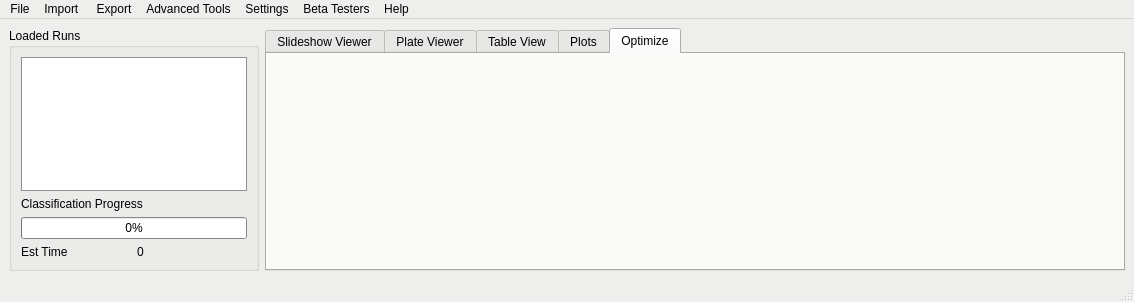
This is pyqt_designer/main_window.ui in Hauptman-Woodward/Marco_Polo as Qt 5 draws it before an edit. The edited form follows.
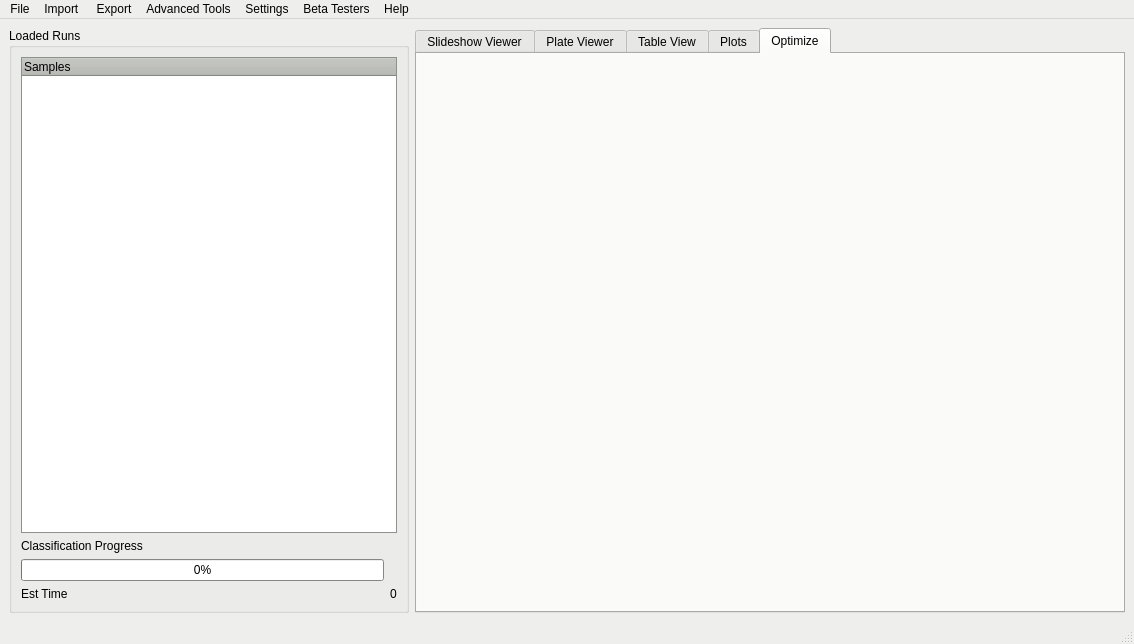
This is the edited form. Custom widgets are drawn as their Qt base class.

Commit message: Runs are now organized by thier sample in main window

Patch:
```diff
--- a/pyqt_designer/main_window.ui
+++ b/pyqt_designer/main_window.ui
@@ -7,7 +7,7 @@
     <x>0</x>
     <y>0</y>
     <width>1134</width>
-    <height>302</height>
+    <height>644</height>
    </rect>
   </property>
   <property name="palette">
@@ -467,7 +467,7 @@
      <widget class="QGroupBox" name="groupBox_28">
       <property name="maximumSize">
        <size>
-        <width>250</width>
+        <width>400</width>
         <height>16777215</height>
        </size>
       </property>
@@ -921,13 +921,12 @@
       </property>
       <layout class="QGridLayout" name="gridLayout_28">
        <item row="0" column="0" colspan="2">
-        <widget class="QListWidget" name="listWidget">
-         <property name="acceptDrops">
-          <bool>true</bool>
-         </property>
-         <property name="toolTip">
-          <string>List of currently available runs. Double click to open a run listed here.</string>
-         </property>
+        <widget class="RunOrganizer" name="runOrganizer">
+         <column>
+          <property name="text">
+           <string>Samples</string>
+          </property>
+         </column>
         </widget>
        </item>
        <item row="1" column="0" colspan="2">
@@ -937,7 +936,7 @@
          </property>
         </widget>
        </item>
-       <item row="2" column="0" colspan="2">
+       <item row="2" column="0">
         <widget class="QProgressBar" name="progressBar">
          <property name="toolTip">
           <string/>
@@ -1919,6 +1918,11 @@
    <header>polo/widgets/table_inspector.h</header>
    <container>1</container>
   </customwidget>
+  <customwidget>
+   <class>RunOrganizer</class>
+   <extends>QTreeWidget</extends>
+   <header>polo/widgets/file_browser</header>
+  </customwidget>
  </customwidgets>
  <resources/>
  <connections/>
```
Left out of the diff: 2 changed lines with no effect on the pictures. The commit also changes 29 other files.
